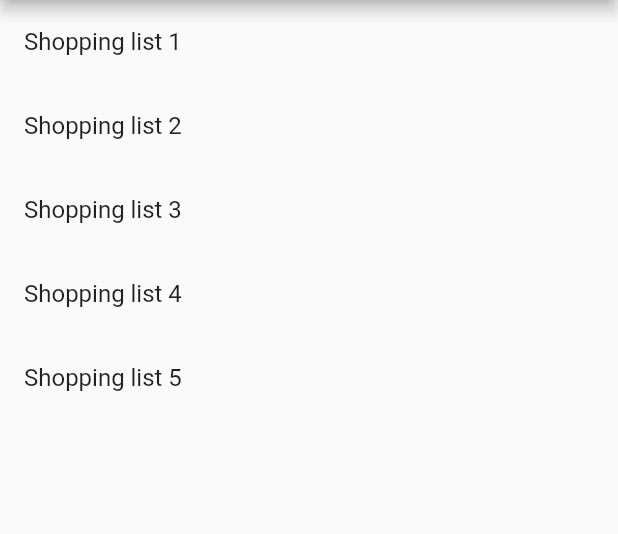
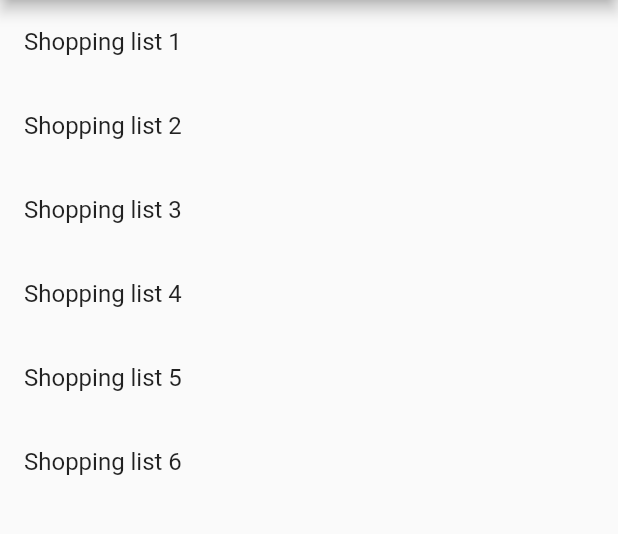
Before and after one commit to xaviersantos/cm_20-21, a Flutter app: the screen it shows after launch, after a tap on the "add" icon, on a phone screen of 412 x 824 dp, the part 84-618 px from its top. Run offline on Flutter 3.47's test engine with Material 2 defaults, Android fonts, the phone set to English and light mode, and no system bars; our stand-ins replace cloud_firestore, connectivity, firebase_auth, firebase_core, flutter_colorpicker, flutter_slidable and 4 more; missing offline and left inert: cloud_firestore_web, connectivity_for_web, firebase_analytics_web, firebase_auth_web, firebase_core_web, launch_review; accounts and stored records are empty.

Commit message:
working simple version

```diff
--- a/simple_shopping_list/lib/main.dart
+++ b/simple_shopping_list/lib/main.dart
@@ -22,11 +22,16 @@ void main() {
   );
 }
 
+class ListsScreen extends StatefulWidget {
+  ListsScreen({Key key}) : super(key: key);
 
+  @override
+  State<StatefulWidget> createState() => _ListsScreenState();
+}
 
-class ListsScreen extends StatelessWidget {
+class _ListsScreenState extends State<ListsScreen>{
   // ListsScreen({Key key, @required this.lists}) : super(key: key); // Receive the list as arg
-  ListsScreen({Key key}) : super(key: key);
+  // ListsScreen({Key key}) : super(key: key);
 
   // final List<ShoppingList> lists = new List<ShoppingList>();
   final List<ShoppingList> lists = <ShoppingList>[
@@ -48,9 +53,14 @@ class ListsScreen extends StatelessWidget {
             icon: Icon(Icons.add),
             onPressed: () {
               //TODO: route to new list creation
-                ShoppingList newEntry = new ShoppingList((lists.length + 1).toString(), "stuff");
+              setState(() {
+                ShoppingList newEntry = new ShoppingList(
+                  "Shopping list "+(lists.length + 1).toString(),
+                  "stuff"
+                );
                 lists.add(newEntry);
-              }
+              });
+            }
           ),
         ],
       ),
```
